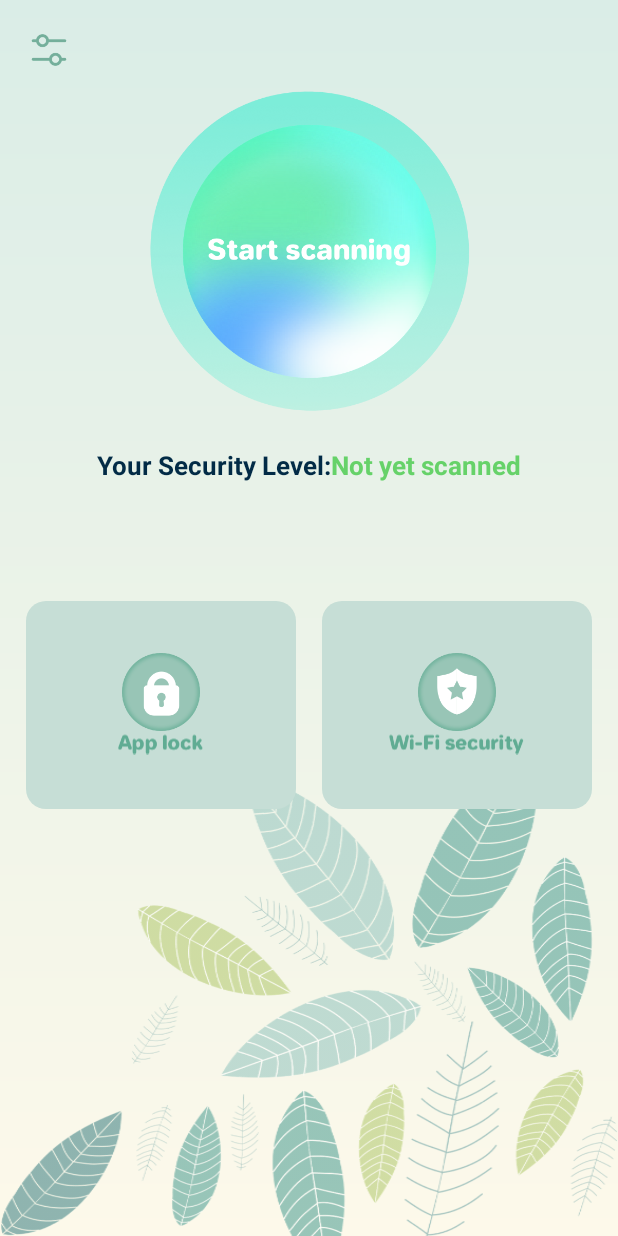
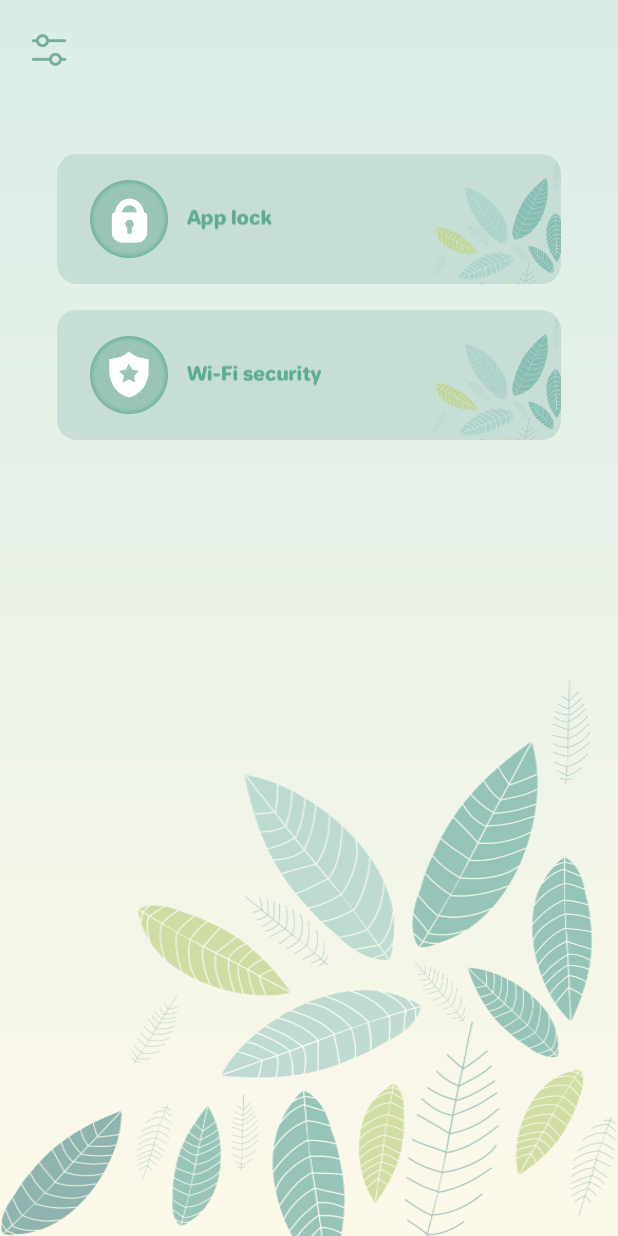
Before and after one commit to chengmengyi/GoingApplock, an Android app: the HomeAc screen opened directly, with no data from a screen before it, on a phone screen of 412 x 824 dp. Run offline under Robolectric (Android 15) with nearby library versions, the phone set to English and light mode, and no system bars; libraries missing offline, so code that uses them is left out: com.gyf.immersionbar; 2 statements that could not run were skipped.

Commit message:
修改首页

```diff
--- a/app/src/main/java/com/demo/goingapplock/ac/HomeAc.kt
+++ b/app/src/main/java/com/demo/goingapplock/ac/HomeAc.kt
@@ -36,8 +36,8 @@ class HomeAc:BaseAc() {
     override fun onView() {
         immersionBar.statusBarView(view_top).init()
         setListener()
-        tv_scan_result.isSelected=true
-        updateScanningUI()
+//        tv_scan_result.isSelected=true
+//        updateScanningUI()
     }
 
     private fun setListener(){
@@ -62,12 +62,12 @@ class HomeAc:BaseAc() {
                 startActivity(Intent(this,WifiScanAc::class.java))
             }
         }
-        iv_scan.setOnClickListener {
-            if(drawerIsOpen()){
-                return@setOnClickListener
-            }
-            startScan()
-        }
+//        iv_scan.setOnClickListener {
+//            if(drawerIsOpen()){
+//                return@setOnClickListener
+//            }
+//            startScan()
+//        }
         iv_set.setOnClickListener {
             if(!drawerIsOpen()){
                 drawer_layout.open()
@@ -107,67 +107,67 @@ class HomeAc:BaseAc() {
 
     private fun drawerIsOpen()=drawer_layout.isOpen
 
-    private fun startScan(){
-        if(scanning){
-            return
-        }
-        scanning=true
-        iv_scan.setImageResource(R.drawable.home7)
-        updateScanningUI()
-        startRotation()
-        startScanProgress()
-    }
-
-    private fun startScanProgress(){
-        ValueAnimator.ofInt(0, 100).apply {
-            duration=3000L
-            interpolator = LinearInterpolator()
-            addUpdateListener {
-                val progress = it.animatedValue as Int
-                tv_scan_progress.text="$progress%"
-                val wifiManager = applicationContext.getSystemService(WIFI_SERVICE) as WifiManager
-                wifiHasPwd = if(isWifiEnabled(wifiManager)){
-                    checkWifiHasPwd(wifiManager, getWifiName(wifiManager))
-                }else{
-                    true
-                }
-            }
-            doOnEnd {
-                updateScanFinishUI()
-            }
-            start()
-        }
-    }
-
-    private fun startRotation(){
-        rotateAnimation= ObjectAnimator.ofFloat(iv_scan, "rotation", 0f, 360f).apply {
-            duration=500L
-            repeatCount= ValueAnimator.INFINITE
-            repeatMode= ObjectAnimator.RESTART
-            start()
-        }
-    }
-
-    private fun stopRotation(){
-        rotateAnimation?.cancel()
-        rotateAnimation=null
-        iv_scan.rotation=0f
-    }
-
-    private fun updateScanningUI(){
-        iv_start_scan.show(!scanning)
-        tv_scan_progress.show(scanning)
-    }
-
-    private fun updateScanFinishUI(){
-        stopRotation()
-        scanning=false
-        iv_start_scan.show(false)
-        tv_scan_progress.show(false)
-        tv_scan_result.text=if (wifiHasPwd) "Safe" else "Unsafe"
-        tv_scan_result.isSelected=wifiHasPwd
-        iv_scan.setImageResource(R.drawable.home8)
-    }
+//    private fun startScan(){
+//        if(scanning){
+//            return
+//        }
+//        scanning=true
+//        iv_scan.setImageResource(R.drawable.home7)
+//        updateScanningUI()
+//        startRotation()
+//        startScanProgress()
+//    }
+//
+//    private fun startScanProgress(){
+//        ValueAnimator.ofInt(0, 100).apply {
+//            duration=3000L
+//            interpolator = LinearInterpolator()
+//            addUpdateListener {
+//                val progress = it.animatedValue as Int
+//                tv_scan_progress.text="$progress%"
+//                val wifiManager = applicationContext.getSystemService(WIFI_SERVICE) as WifiManager
+//                wifiHasPwd = if(isWifiEnabled(wifiManager)){
+//                    checkWifiHasPwd(wifiManager, getWifiName(wifiManager))
+//                }else{
+//                    true
+//                }
+//            }
+//            doOnEnd {
+//                updateScanFinishUI()
+//            }
+//            start()
+//        }
+//    }
+//
+//    private fun startRotation(){
+//        rotateAnimation= ObjectAnimator.ofFloat(iv_scan, "rotation", 0f, 360f).apply {
+//            duration=500L
+//            repeatCount= ValueAnimator.INFINITE
+//            repeatMode= ObjectAnimator.RESTART
+//            start()
+//        }
+//    }
+//
+//    private fun stopRotation(){
+//        rotateAnimation?.cancel()
+//        rotateAnimation=null
+//        iv_scan.rotation=0f
+//    }
+//
+//    private fun updateScanningUI(){
+//        iv_start_scan.show(!scanning)
+//        tv_scan_progress.show(scanning)
+//    }
+//
+//    private fun updateScanFinishUI(){
+//        stopRotation()
+//        scanning=false
+//        iv_start_scan.show(false)
+//        tv_scan_progress.show(false)
+//        tv_scan_result.text=if (wifiHasPwd) "Safe" else "Unsafe"
+//        tv_scan_result.isSelected=wifiHasPwd
+//        iv_scan.setImageResource(R.drawable.home8)
+//    }
 
     private fun toPwdAc(){
         AppListManager.getAppList(this)
--- a/app/src/main/res/layout/activity_home_content.xml
+++ b/app/src/main/res/layout/activity_home_content.xml
@@ -24,105 +24,173 @@
         android:layout_margin="16dp"
         app:layout_constraintLeft_toLeftOf="parent"
         app:layout_constraintTop_toBottomOf="@id/view_top"/>
-    <androidx.appcompat.widget.AppCompatImageView
-        android:id="@+id/iv_scan"
-        android:layout_width="200dp"
-        android:layout_height="200dp"
-        android:src="@drawable/home6"
-        android:layout_marginTop="10dp"
-        app:layout_constraintLeft_toLeftOf="parent"
-        app:layout_constraintRight_toRightOf="parent"
+    <View
+        android:id="@+id/llc_app_lock"
+        android:layout_width="match_parent"
+        android:layout_height="80dp"
+        android:layout_marginTop="50dp"
+        android:layout_marginLeft="35dp"
+        android:layout_marginRight="35dp"
+        android:background="@drawable/bg_c6ded6_12dp"
         app:layout_constraintTop_toBottomOf="@id/iv_set"/>
-    <androidx.appcompat.widget.AppCompatImageView
-        android:id="@+id/iv_start_scan"
-        android:layout_width="wrap_content"
-        android:layout_height="wrap_content"
-        android:src="@drawable/home9"
-        app:layout_constraintTop_toTopOf="@id/iv_scan"
-        app:layout_constraintLeft_toLeftOf="@id/iv_scan"
-        app:layout_constraintRight_toRightOf="@id/iv_scan"
-        app:layout_constraintBottom_toBottomOf="@id/iv_scan"
-        />
-    <androidx.appcompat.widget.AppCompatTextView
-        android:id="@+id/tv_scan_progress"
-        android:layout_width="wrap_content"
-        android:layout_height="wrap_content"
-        android:text="0%"
-        android:textSize="24sp"
-        android:textStyle="bold"
-        android:textColor="@color/white"
-        app:layout_constraintTop_toTopOf="@id/iv_scan"
-        app:layout_constraintLeft_toLeftOf="@id/iv_scan"
-        app:layout_constraintRight_toRightOf="@id/iv_scan"
-        app:layout_constraintBottom_toBottomOf="@id/iv_scan"
-        />
-    <androidx.appcompat.widget.LinearLayoutCompat
-        android:layout_width="wrap_content"
-        android:layout_height="wrap_content"
-        android:gravity="center_vertical"
-        android:layout_marginTop="20dp"
-        app:layout_constraintLeft_toLeftOf="parent"
-        app:layout_constraintRight_toRightOf="parent"
-        app:layout_constraintTop_toBottomOf="@id/iv_scan">
-        <androidx.appcompat.widget.AppCompatTextView
-            android:layout_width="wrap_content"
-            android:layout_height="wrap_content"
-            android:textSize="16sp"
-            android:textStyle="bold"
-            android:textColor="#022B46"
-            android:text="Your Security Level:"/>
-        <androidx.appcompat.widget.AppCompatTextView
-            android:id="@+id/tv_scan_result"
-            android:layout_width="wrap_content"
-            android:layout_height="wrap_content"
-            android:textSize="16sp"
-            android:textStyle="bold"
-            android:textColor="@drawable/home_scan_text_color"
-            android:text="Not yet scanned"/>
-    </androidx.appcompat.widget.LinearLayoutCompat>
-    <androidx.appcompat.widget.LinearLayoutCompat
-        android:id="@+id/llc_app_lock"
-        android:layout_width="0dp"
-        android:layout_height="128dp"
-        android:gravity="center"
-        android:orientation="vertical"
-        android:layout_marginLeft="16dp"
-        android:layout_marginBottom="23dp"
-        android:background="@drawable/bg_c6ded6_12dp"
-        app:layout_constraintLeft_toLeftOf="parent"
-        app:layout_constraintRight_toLeftOf="@id/llc_wifi"
-        app:layout_constraintBottom_toTopOf="@id/bottom_view">
     <androidx.appcompat.widget.AppCompatImageView
         android:layout_width="48dp"
         android:layout_height="48dp"
-            android:src="@drawable/home2"/>
+        android:src="@drawable/home2"
+        android:layout_marginLeft="20dp"
+        app:layout_constraintTop_toTopOf="@id/llc_app_lock"
+        app:layout_constraintLeft_toLeftOf="@id/llc_app_lock"
+        app:layout_constraintBottom_toBottomOf="@id/llc_app_lock" />
     <androidx.appcompat.widget.AppCompatImageView
         android:layout_width="wrap_content"
         android:layout_height="16dp"
-            android:src="@drawable/home3"/>
-    </androidx.appcompat.widget.LinearLayoutCompat>
-    <androidx.appcompat.widget.LinearLayoutCompat
+        android:src="@drawable/home3"
+        android:layout_marginLeft="80dp"
+        app:layout_constraintTop_toTopOf="@id/llc_app_lock"
+        app:layout_constraintLeft_toLeftOf="@id/llc_app_lock"
+        app:layout_constraintBottom_toBottomOf="@id/llc_app_lock"
+        />
+    <androidx.appcompat.widget.AppCompatImageView
+        android:layout_width="90dp"
+        android:layout_height="80dp"
+        android:src="@drawable/home10"
+        app:layout_constraintTop_toTopOf="@id/llc_app_lock"
+        app:layout_constraintRight_toRightOf="@id/llc_app_lock"
+        app:layout_constraintBottom_toBottomOf="@id/llc_app_lock" />
+
+    <View
         android:id="@+id/llc_wifi"
-        android:layout_width="0dp"
-        android:layout_height="128dp"
-        android:gravity="center"
-        android:orientation="vertical"
-        android:layout_marginLeft="16dp"
-        android:layout_marginRight="16dp"
-        android:layout_marginBottom="23dp"
+        android:layout_width="match_parent"
+        android:layout_height="80dp"
+        android:layout_marginTop="16dp"
+        android:layout_marginLeft="35dp"
+        android:layout_marginRight="35dp"
         android:background="@drawable/bg_c6ded6_12dp"
-        app:layout_constraintRight_toRightOf="parent"
-        app:layout_constraintLeft_toRightOf="@id/llc_app_lock"
-        app:layout_constraintBottom_toTopOf="@id/bottom_view">
+        app:layout_constraintTop_toBottomOf="@id/llc_app_lock"/>
     <androidx.appcompat.widget.AppCompatImageView
         android:layout_width="48dp"
         android:layout_height="48dp"
-            android:src="@drawable/home4"/>
+        android:src="@drawable/home4"
+        android:layout_marginLeft="20dp"
+        app:layout_constraintTop_toTopOf="@id/llc_wifi"
+        app:layout_constraintLeft_toLeftOf="@id/llc_wifi"
+        app:layout_constraintBottom_toBottomOf="@id/llc_wifi" />
     <androidx.appcompat.widget.AppCompatImageView
         android:layout_width="wrap_content"
         android:layout_height="16dp"
-            android:src="@drawable/home5"/>
-    </androidx.appcompat.widget.LinearLayoutCompat>
+        android:src="@drawable/home5"
+        android:layout_marginLeft="80dp"
+        app:layout_constraintTop_toTopOf="@id/llc_wifi"
+        app:layout_constraintLeft_toLeftOf="@id/llc_wifi"
+        app:layout_constraintBottom_toBottomOf="@id/llc_wifi"
+        />
+    <androidx.appcompat.widget.AppCompatImageView
+        android:layout_width="90dp"
+        android:layout_height="80dp"
+        android:src="@drawable/home10"
+        app:layout_constraintTop_toTopOf="@id/llc_wifi"
+        app:layout_constraintRight_toRightOf="@id/llc_wifi"
+        app:layout_constraintBottom_toBottomOf="@id/llc_wifi" />
+
+<!--    <androidx.appcompat.widget.AppCompatImageView-->
+<!--        android:id="@+id/iv_scan"-->
+<!--        android:layout_width="200dp"-->
+<!--        android:layout_height="200dp"-->
+<!--        android:src="@drawable/home6"-->
+<!--        android:layout_marginTop="10dp"-->
+<!--        app:layout_constraintLeft_toLeftOf="parent"-->
+<!--        app:layout_constraintRight_toRightOf="parent"-->
+<!--        app:layout_constraintTop_toBottomOf="@id/iv_set"/>-->
+<!--    <androidx.appcompat.widget.AppCompatImageView-->
+<!--        android:id="@+id/iv_start_scan"-->
+<!--        android:layout_width="wrap_content"-->
+<!--        android:layout_height="wrap_content"-->
+<!--        android:src="@drawable/home9"-->
+<!--        app:layout_constraintTop_toTopOf="@id/iv_scan"-->
+<!--        app:layout_constraintLeft_toLeftOf="@id/iv_scan"-->
+<!--        app:layout_constraintRight_toRightOf="@id/iv_scan"-->
+<!--        app:layout_constraintBottom_toBottomOf="@id/iv_scan"-->
+<!--        />-->
+<!--    <androidx.appcompat.widget.AppCompatTextView-->
+<!--        android:id="@+id/tv_scan_progress"-->
+<!--        android:layout_width="wrap_content"-->
+<!--        android:layout_height="wrap_content"-->
+<!--        android:text="0%"-->
+<!--        android:textSize="24sp"-->
+<!--        android:textStyle="bold"-->
+<!--        android:textColor="@color/white"-->
+<!--        app:layout_constraintTop_toTopOf="@id/iv_scan"-->
+<!--        app:layout_constraintLeft_toLeftOf="@id/iv_scan"-->
+<!--        app:layout_constraintRight_toRightOf="@id/iv_scan"-->
+<!--        app:layout_constraintBottom_toBottomOf="@id/iv_scan"-->
+<!--        />-->
+<!--    <androidx.appcompat.widget.LinearLayoutCompat-->
+<!--        android:layout_width="wrap_content"-->
+<!--        android:layout_height="wrap_content"-->
+<!--        android:gravity="center_vertical"-->
+<!--        android:layout_marginTop="20dp"-->
+<!--        app:layout_constraintLeft_toLeftOf="parent"-->
+<!--        app:layout_constraintRight_toRightOf="parent"-->
+<!--        app:layout_constraintTop_toBottomOf="@id/iv_scan">-->
+<!--        <androidx.appcompat.widget.AppCompatTextView-->
+<!--            android:layout_width="wrap_content"-->
+<!--            android:layout_height="wrap_content"-->
+<!--            android:textSize="16sp"-->
+<!--            android:textStyle="bold"-->
+<!--            android:textColor="#022B46"-->
+<!--            android:text="Your Security Level:"/>-->
+<!--        <androidx.appcompat.widget.AppCompatTextView-->
+<!--            android:id="@+id/tv_scan_result"-->
+<!--            android:layout_width="wrap_content"-->
+<!--            android:layout_height="wrap_content"-->
+<!--            android:textSize="16sp"-->
+<!--            android:textStyle="bold"-->
+<!--            android:textColor="@drawable/home_scan_text_color"-->
+<!--            android:text="Not yet scanned"/>-->
+<!--    </androidx.appcompat.widget.LinearLayoutCompat>-->
+<!--    <androidx.appcompat.widget.LinearLayoutCompat-->
+<!--        android:id="@+id/llc_app_lock"-->
+<!--        android:layout_width="0dp"-->
+<!--        android:layout_height="128dp"-->
+<!--        android:gravity="center"-->
+<!--        android:orientation="vertical"-->
+<!--        android:layout_marginLeft="16dp"-->
+<!--        android:layout_marginBottom="23dp"-->
+<!--        android:background="@drawable/bg_c6ded6_12dp"-->
+<!--        app:layout_constraintLeft_toLeftOf="parent"-->
+<!--        app:layout_constraintRight_toLeftOf="@id/llc_wifi"-->
+<!--        app:layout_constraintBottom_toTopOf="@id/bottom_view">-->
+<!--        <androidx.appcompat.widget.AppCompatImageView-->
+<!--            android:layout_width="48dp"-->
+<!--            android:layout_height="48dp" -->
+<!--            android:src="@drawable/home2"/>-->
+<!--        <androidx.appcompat.widget.AppCompatImageView-->
+<!--            android:layout_width="wrap_content"-->
+<!--            android:layout_height="16dp"-->
+<!--            android:src="@drawable/home3"/>-->
+<!--    </androidx.appcompat.widget.LinearLayoutCompat>-->
+<!--    <androidx.appcompat.widget.LinearLayoutCompat-->
+<!--        android:id="@+id/llc_wifi"-->
+<!--        android:layout_width="0dp"-->
+<!--        android:layout_height="128dp"-->
+<!--        android:gravity="center"-->
+<!--        android:orientation="vertical"-->
+<!--        android:layout_marginLeft="16dp"-->
+<!--        android:layout_marginRight="16dp"-->
+<!--        android:layout_marginBottom="23dp"-->
+<!--        android:background="@drawable/bg_c6ded6_12dp"-->
+<!--        app:layout_constraintRight_toRightOf="parent"-->
+<!--        app:layout_constraintLeft_toRightOf="@id/llc_app_lock"-->
+<!--        app:layout_constraintBottom_toTopOf="@id/bottom_view">-->
+<!--        <androidx.appcompat.widget.AppCompatImageView-->
+<!--            android:layout_width="48dp"-->
+<!--            android:layout_height="48dp"-->
+<!--            android:src="@drawable/home4"/>-->
+<!--        <androidx.appcompat.widget.AppCompatImageView-->
+<!--            android:layout_width="wrap_content"-->
+<!--            android:layout_height="16dp"-->
+<!--            android:src="@drawable/home5"/>-->
+<!--    </androidx.appcompat.widget.LinearLayoutCompat>-->
     <View
         android:id="@+id/bottom_view"
         android:layout_width="match_parent"
```
Also changed, not shown: app/src/main/res/drawable-xxhdpi/home10.png (added). Lines whose indentation alone changed are shown as unchanged.
